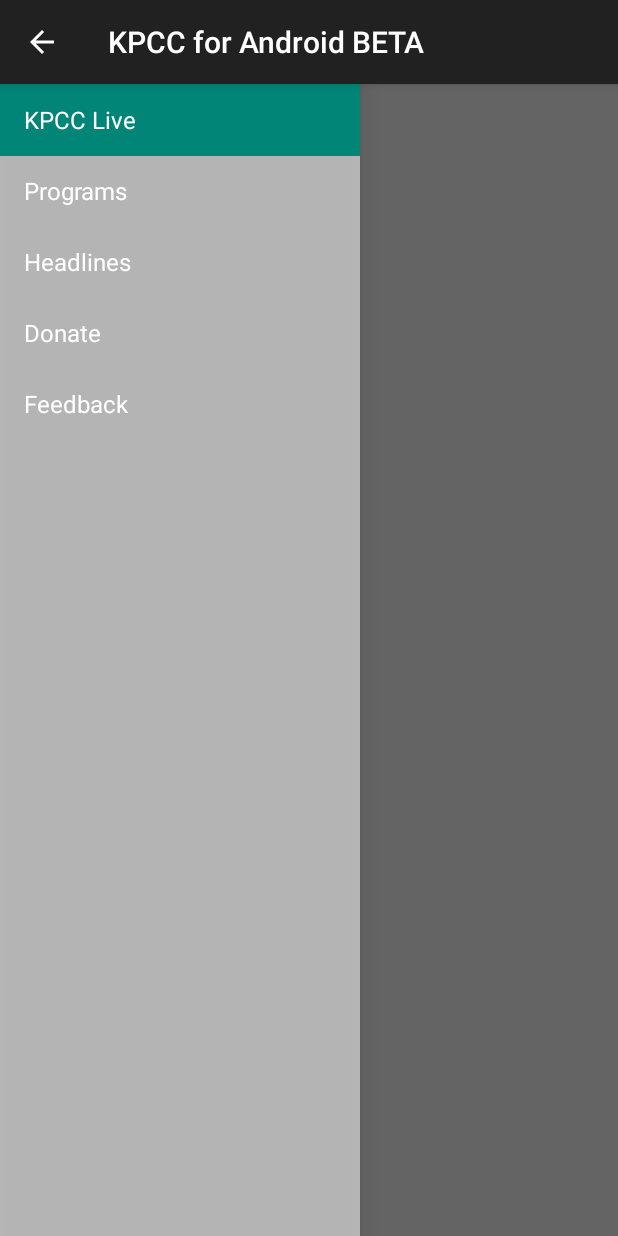
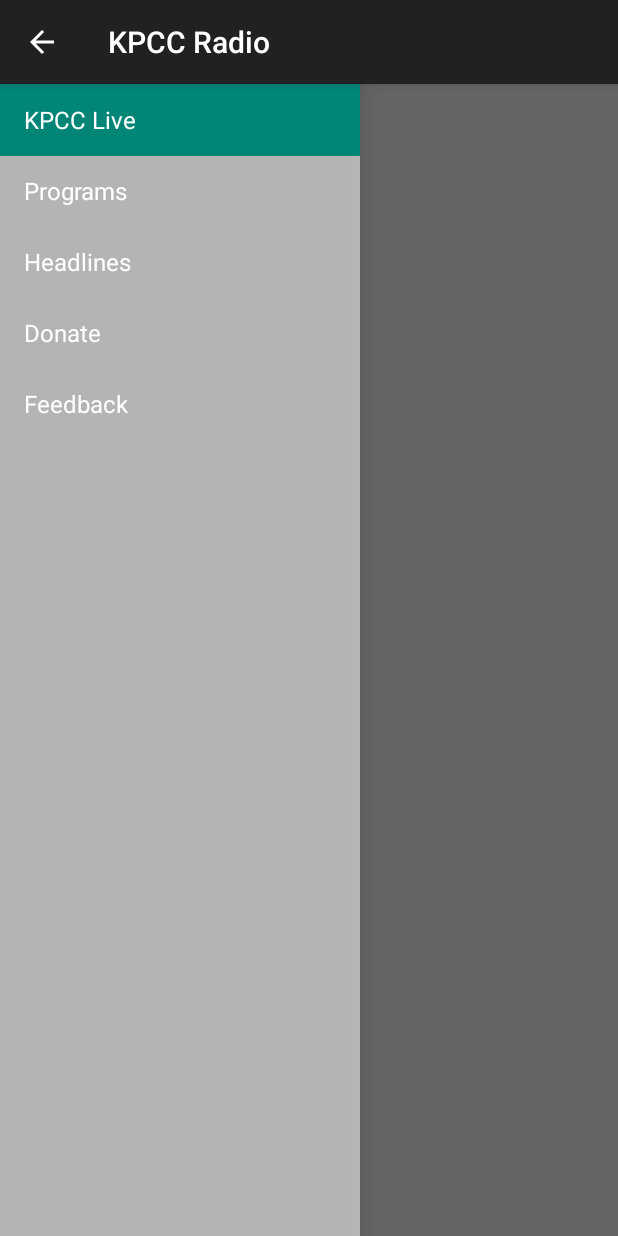
Before and after one commit to bricker/KPCC-Android, an Android app: the fragment FeedbackFragment placed in its activity, on a phone screen of 412 x 824 dp. Run offline under Robolectric (Android 15) with nearby library versions, the phone set to English and light mode, and no system bars; libraries missing offline, so code that uses them is left out: com.mixpanel.android; 2 statements that could not run were skipped.

Commit message:
Update app ID and package to match existing app

```diff
--- a/app/build.gradle
+++ b/app/build.gradle
@@ -5,11 +5,11 @@
     buildToolsVersion "21.1.2"
 
     defaultConfig {
-        applicationId "org.kpcc.android"
+        applicationId "com.skyblue.pra.kpcc"
         minSdkVersion 16
         targetSdkVersion 21
-        versionCode 1
-        versionName "1.0"
+        versionCode 61
+        versionName "3.0.0-alpha"
     }
     buildTypes {
         release {
--- a/app/src/main/AndroidManifest.xml
+++ b/app/src/main/AndroidManifest.xml
@@ -24,7 +24,7 @@
             android:value="@integer/google_play_services_version" />
 
         <activity
-            android:name=".MainActivity"
+            android:name="org.kpcc.android.MainActivity"
             android:label="@string/app_name" >
             <intent-filter>
                 <action android:name="android.intent.action.MAIN" />
--- a/app/src/main/java/org/kpcc/android/Analytics.java
+++ b/app/src/main/java/org/kpcc/android/Analytics.java
@@ -1,7 +1,6 @@
 package org.kpcc.android;
 
 import android.content.Context;
-import android.util.Log;
 
 import com.mixpanel.android.mpmetrics.MixpanelAPI;
 
@@ -23,7 +22,6 @@
 
     public static void setupInstance(Context context) {
         if (instance == null) {
-            Log.d(TAG, "Setting Instance with context: " + context.toString());
             instance = new Analytics(context);
         }
     }
@@ -39,7 +37,6 @@
     }
 
     public void logEvent(String name) {
-        Log.d(TAG, "Logging event with MixPanel: " + mMixpanelAPI.toString());
         // Send empty parameters
         JSONObject parameters = new JSONObject();
         mMixpanelAPI.track(name, parameters);
--- a/app/src/main/java/org/kpcc/android/EpisodeFragment.java
+++ b/app/src/main/java/org/kpcc/android/EpisodeFragment.java
@@ -38,13 +38,13 @@
     public View onCreateView(LayoutInflater inflater, ViewGroup container,
                              Bundle savedInstanceState) {
         // Inflate the layout for this fragment
-        return inflater.inflate(R.layout.fragment_episode, container, false);
+        return inflater.inflate(org.kpcc.android.R.layout.fragment_episode, container, false);
     }
 
     @Override
     public void onAttach(Activity activity) {
         super.onAttach(activity);
-        ((MainActivity) activity).onSectionAttached(R.string.episode);
+        ((MainActivity) activity).onSectionAttached(org.kpcc.android.R.string.episode);
     }
 
     @Override
--- a/app/src/main/java/org/kpcc/android/EpisodesFragment.java
+++ b/app/src/main/java/org/kpcc/android/EpisodesFragment.java
@@ -38,13 +38,13 @@
     public View onCreateView(LayoutInflater inflater, ViewGroup container,
                              Bundle savedInstanceState) {
         // Inflate the layout for this fragment
-        return inflater.inflate(R.layout.fragment_episodes, container, false);
+        return inflater.inflate(org.kpcc.android.R.layout.fragment_episodes, container, false);
     }
 
     @Override
     public void onAttach(Activity activity) {
         super.onAttach(activity);
-        ((MainActivity) activity).onSectionAttached(R.string.episodes);
+        ((MainActivity) activity).onSectionAttached(org.kpcc.android.R.string.episodes);
     }
 
     @Override
--- a/app/src/main/java/org/kpcc/android/FeedbackFragment.java
+++ b/app/src/main/java/org/kpcc/android/FeedbackFragment.java
@@ -38,13 +38,13 @@
     public View onCreateView(LayoutInflater inflater, ViewGroup container,
                              Bundle savedInstanceState) {
         // Inflate the layout for this fragment
-        return inflater.inflate(R.layout.fragment_feedback, container, false);
+        return inflater.inflate(org.kpcc.android.R.layout.fragment_feedback, container, false);
     }
 
     @Override
     public void onAttach(Activity activity) {
         super.onAttach(activity);
-        ((MainActivity) activity).onSectionAttached(R.string.feedback);
+        ((MainActivity) activity).onSectionAttached(org.kpcc.android.R.string.feedback);
     }
 
     @Override
--- a/app/src/main/java/org/kpcc/android/HeadlinesFragment.java
+++ b/app/src/main/java/org/kpcc/android/HeadlinesFragment.java
@@ -38,13 +38,13 @@
     public View onCreateView(LayoutInflater inflater, ViewGroup container,
                              Bundle savedInstanceState) {
         // Inflate the layout for this fragment
-        return inflater.inflate(R.layout.fragment_headlines, container, false);
+        return inflater.inflate(org.kpcc.android.R.layout.fragment_headlines, container, false);
     }
 
     @Override
     public void onAttach(Activity activity) {
         super.onAttach(activity);
-        ((MainActivity) activity).onSectionAttached(R.string.headlines);
+        ((MainActivity) activity).onSectionAttached(org.kpcc.android.R.string.headlines);
     }
 
     @Override
--- a/app/src/main/java/org/kpcc/android/LiveFragment.java
+++ b/app/src/main/java/org/kpcc/android/LiveFragment.java
@@ -38,13 +38,13 @@
     public View onCreateView(LayoutInflater inflater, ViewGroup container,
                              Bundle savedInstanceState) {
         // Inflate the layout for this fragment
-        return inflater.inflate(R.layout.fragment_live, container, false);
+        return inflater.inflate(org.kpcc.android.R.layout.fragment_live, container, false);
     }
 
     @Override
     public void onAttach(Activity activity) {
         super.onAttach(activity);
-        ((MainActivity) activity).onSectionAttached(R.string.kpcc_live);
+        ((MainActivity) activity).onSectionAttached(org.kpcc.android.R.string.kpcc_live);
     }
 
     @Override
--- a/app/src/main/java/org/kpcc/android/MainActivity.java
+++ b/app/src/main/java/org/kpcc/android/MainActivity.java
@@ -29,43 +29,43 @@
     protected void onCreate(Bundle savedInstanceState) {
         analytics = Analytics.getInstance();
 
-        Navigation.getInstance().addItem(0, R.string.kpcc_live,
+        Navigation.getInstance().addItem(0, org.kpcc.android.R.string.kpcc_live,
                 new Navigation.NavigationItemSelectedCallback() {
                     public void perform() {
                         FragmentManager fragmentManager = getFragmentManager();
 
                         fragmentManager.beginTransaction()
-                                .replace(R.id.container, LiveFragment.newInstance())
+                                .replace(org.kpcc.android.R.id.container, LiveFragment.newInstance())
                                 .commit();
                     }
                 }
         );
 
-        Navigation.getInstance().addItem(1, R.string.programs,
+        Navigation.getInstance().addItem(1, org.kpcc.android.R.string.programs,
                 new Navigation.NavigationItemSelectedCallback() {
                     public void perform() {
                         FragmentManager fragmentManager = getFragmentManager();
 
                         fragmentManager.beginTransaction()
-                                .replace(R.id.container, ProgramsFragment.newInstance())
+                                .replace(org.kpcc.android.R.id.container, ProgramsFragment.newInstance())
                                 .commit();
                     }
                 }
         );
 
-        Navigation.getInstance().addItem(2, R.string.headlines,
+        Navigation.getInstance().addItem(2, org.kpcc.android.R.string.headlines,
                 new Navigation.NavigationItemSelectedCallback() {
                     public void perform() {
                         FragmentManager fragmentManager = getFragmentManager();
 
                         fragmentManager.beginTransaction()
-                                .replace(R.id.container, HeadlinesFragment.newInstance())
+                                .replace(org.kpcc.android.R.id.container, HeadlinesFragment.newInstance())
                                 .commit();
                     }
                 }
         );
 
-        Navigation.getInstance().addItem(3, R.string.donate,
+        Navigation.getInstance().addItem(3, org.kpcc.android.R.string.donate,
                 new Navigation.NavigationItemSelectedCallback() {
                     public void perform() {
                         Uri uri = Uri.parse("http://scpr.org");
@@ -78,29 +78,29 @@
                 }
         );
 
-        Navigation.getInstance().addItem(4, R.string.feedback,
+        Navigation.getInstance().addItem(4, org.kpcc.android.R.string.feedback,
                 new Navigation.NavigationItemSelectedCallback() {
                     public void perform() {
                         FragmentManager fragmentManager = getFragmentManager();
 
                         fragmentManager.beginTransaction()
-                                .replace(R.id.container, FeedbackFragment.newInstance())
+                                .replace(org.kpcc.android.R.id.container, FeedbackFragment.newInstance())
                                 .commit();
                     }
                 }
         );
 
         super.onCreate(savedInstanceState);
-        setContentView(R.layout.activity_main);
+        setContentView(org.kpcc.android.R.layout.activity_main);
 
         mNavigationDrawerFragment = (NavigationDrawerFragment)
-                getSupportFragmentManager().findFragmentById(R.id.navigation_drawer);
+                getSupportFragmentManager().findFragmentById(org.kpcc.android.R.id.navigation_drawer);
         mTitle = getTitle();
 
         // Set up the drawer.
         mNavigationDrawerFragment.setUp(
-                R.id.navigation_drawer,
-                (DrawerLayout) findViewById(R.id.drawer_layout));
+                org.kpcc.android.R.id.navigation_drawer,
+                (DrawerLayout) findViewById(org.kpcc.android.R.id.drawer_layout));
     }
 
     @Override
@@ -129,7 +129,7 @@
             // Only show items in the action bar relevant to this screen
             // if the drawer is not showing. Otherwise, let the drawer
             // decide what to show in the action bar.
-            getMenuInflater().inflate(R.menu.main, menu);
+            getMenuInflater().inflate(org.kpcc.android.R.menu.main, menu);
             restoreActionBar();
             return true;
         }
--- a/app/src/main/java/org/kpcc/android/NavigationDrawerFragment.java
+++ b/app/src/main/java/org/kpcc/android/NavigationDrawerFragment.java
@@ -92,7 +92,7 @@
     public View onCreateView(LayoutInflater inflater, ViewGroup container,
                              Bundle savedInstanceState) {
         mDrawerListView = (ListView) inflater.inflate(
-                R.layout.fragment_navigation_drawer, container, false);
+                org.kpcc.android.R.layout.fragment_navigation_drawer, container, false);
         mDrawerListView.setOnItemClickListener(new AdapterView.OnItemClickListener() {
             @Override
             public void onItemClick(AdapterView<?> parent, View view, int position, long id) {
@@ -134,7 +134,7 @@
         mDrawerLayout = drawerLayout;
 
         // set a custom shadow that overlays the main content when the drawer opens
-        mDrawerLayout.setDrawerShadow(R.drawable.drawer_shadow, GravityCompat.START);
+        mDrawerLayout.setDrawerShadow(org.kpcc.android.R.drawable.drawer_shadow, GravityCompat.START);
         // set up the drawer's list view with items and click listener
 
         ActionBar actionBar = getActionBar();
@@ -146,9 +146,9 @@
         mDrawerToggle = new ActionBarDrawerToggle(
                 getActivity(),                    /* host Activity */
                 mDrawerLayout,                    /* DrawerLayout object */
-                R.drawable.ic_drawer,             /* nav drawer image to replace 'Up' caret */
-                R.string.navigation_drawer_open,  /* "open drawer" description for accessibility */
-                R.string.navigation_drawer_close  /* "close drawer" description for accessibility */
+                org.kpcc.android.R.drawable.ic_drawer,             /* nav drawer image to replace 'Up' caret */
+                org.kpcc.android.R.string.navigation_drawer_open,  /* "open drawer" description for accessibility */
+                org.kpcc.android.R.string.navigation_drawer_close  /* "close drawer" description for accessibility */
         ) {
             @Override
             public void onDrawerClosed(View drawerView) {
@@ -248,7 +248,7 @@
         // If the drawer is open, show the global app actions in the action bar. See also
         // showGlobalContextActionBar, which controls the top-left area of the action bar.
         if (mDrawerLayout != null && isDrawerOpen()) {
-            inflater.inflate(R.menu.global, menu);
+            inflater.inflate(org.kpcc.android.R.menu.global, menu);
             showGlobalContextActionBar();
         }
         super.onCreateOptionsMenu(menu, inflater);
@@ -271,7 +271,7 @@
         ActionBar actionBar = getActionBar();
         actionBar.setDisplayShowTitleEnabled(true);
         actionBar.setNavigationMode(ActionBar.NAVIGATION_MODE_STANDARD);
-        actionBar.setTitle(R.string.app_name);
+        actionBar.setTitle(org.kpcc.android.R.string.app_name);
     }
 
     private ActionBar getActionBar() {
--- a/app/src/main/java/org/kpcc/android/ProgramsFragment.java
+++ b/app/src/main/java/org/kpcc/android/ProgramsFragment.java
@@ -38,13 +38,13 @@
     public View onCreateView(LayoutInflater inflater, ViewGroup container,
                              Bundle savedInstanceState) {
         // Inflate the layout for this fragment
-        return inflater.inflate(R.layout.fragment_programs, container, false);
+        return inflater.inflate(org.kpcc.android.R.layout.fragment_programs, container, false);
     }
 
     @Override
     public void onAttach(Activity activity) {
         super.onAttach(activity);
-        ((MainActivity) activity).onSectionAttached(R.string.programs);
+        ((MainActivity) activity).onSectionAttached(org.kpcc.android.R.string.programs);
     }
 
     @Override
--- a/app/src/main/java/org/kpcc/api/Tag.java
+++ b/app/src/main/java/org/kpcc/api/Tag.java
@@ -1,6 +1,5 @@
 package org.kpcc.api;
 
-import org.json.JSONArray;
 import org.json.JSONException;
 import org.json.JSONObject;
 
--- a/app/src/main/res/values/strings.xml
+++ b/app/src/main/res/values/strings.xml
@@ -1,7 +1,6 @@
 <?xml version="1.0" encoding="utf-8"?>
 <resources>
-
-    <string name="app_name">KPCC for Android BETA</string>
+    <string name="app_name">KPCC Radio</string>
     <string name="kpcc_live">KPCC Live</string>
     <string name="programs">Programs</string>
     <string name="episodes">Episodes</string>
```
